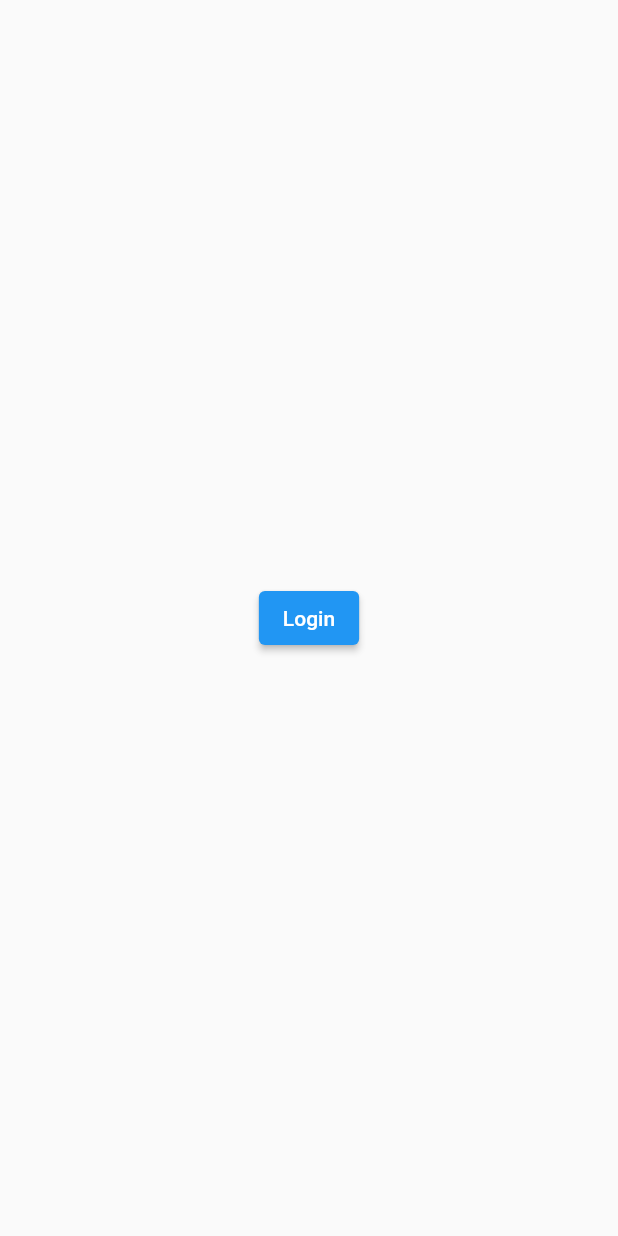
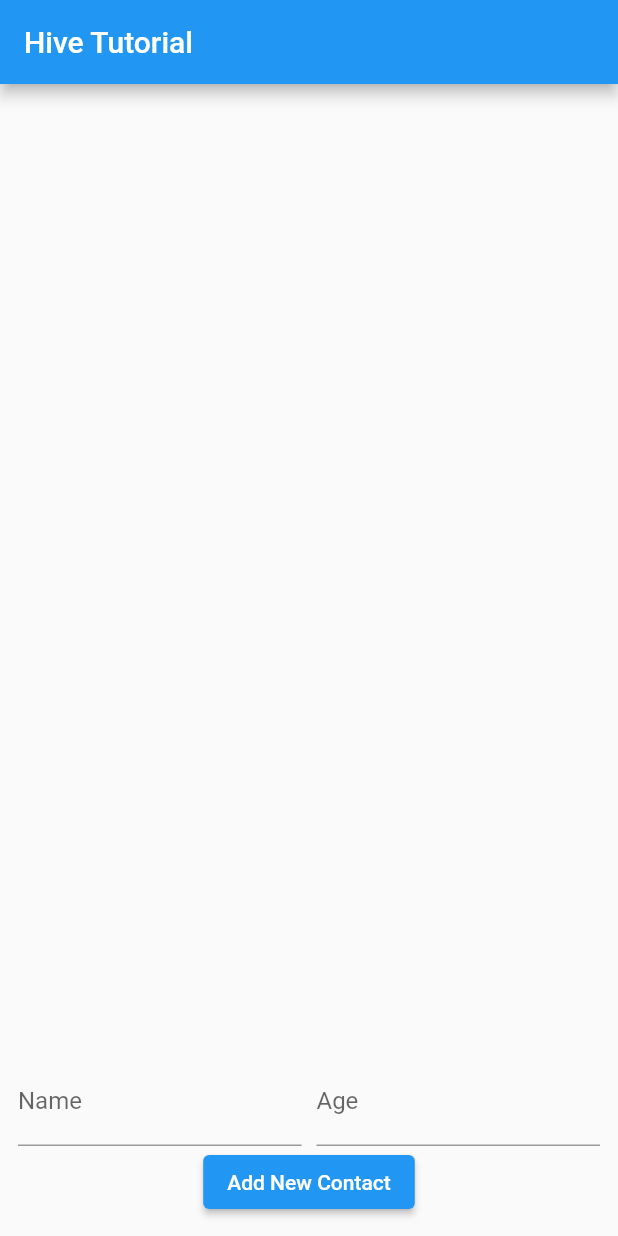
Before and after one commit to vutfiq01/reso_weather_states_builder, a Flutter app: the screen it shows after launch, on a phone screen of 412 x 824 dp. Run offline on Flutter 3.47's test engine with Material 2 defaults, Android fonts, the phone set to English and light mode, and no system bars; our stand-ins replace hive, hive_flutter, states_rebuilder; accounts and stored records are empty.

Commit message:
practiced hive nosql for crud in persistent and ram memory

```diff
--- /dev/null
+++ b/lib/data/model/contact.dart
@@ -0,0 +1,13 @@
+import 'package:hive/hive.dart';
+
+part 'contact.g.dart';
+
+@HiveType(typeId: 0)
+class Contact extends HiveObject {
+  @HiveField(0)
+  final String name;
+  @HiveField(1)
+  final int age;
+
+  Contact(this.name, this.age);
+}
--- a/lib/main.dart
+++ b/lib/main.dart
@@ -1,100 +1,162 @@
 import 'package:flutter/material.dart';
+import 'package:hive_flutter/adapters.dart';
+import 'package:reso_weather_states_builder/data/model/contact.dart';
 import 'package:reso_weather_states_builder/data/weather_repository.dart';
+import 'package:reso_weather_states_builder/pages/contact_page.dart';
 //import 'package:reso_weather_states_builder/pages/weather_search_page.dart';
 import 'package:reso_weather_states_builder/state/weather_store.dart';
-import 'package:shared_preferences/shared_preferences.dart';
+// import 'package:shared_preferences/shared_preferences.dart';
 import 'package:states_rebuilder/states_rebuilder.dart';
+import 'package:path_provider/path_provider.dart' as path_provider;
 
 final weatherStore =
     RM.inject<WeatherStore>(() => WeatherStore(FakeWeatherRepository()));
 
-void main() => runApp(const MyApp());
+void main() async {
+  WidgetsFlutterBinding.ensureInitialized();
+  final appDocumentDirectory =
+      await path_provider.getApplicationDocumentsDirectory();
+  Hive.init(appDocumentDirectory.path);
+  Hive.initFlutter('hive_db');
+  Hive.registerAdapter<Contact>(ContactAdapter());
+  runApp(const MyApp());
+}
 
-class MyApp extends StatelessWidget {
+class MyApp extends StatefulWidget {
   const MyApp({super.key});
 
   @override
-  Widget build(BuildContext context) {
-    return const MaterialApp(
-      title: 'Flutter Login Screen',
-      home: LoginScreen(),
-    );
-  }
+  State<MyApp> createState() => _MyAppState();
 }
 
-class LoginScreen extends StatefulWidget {
-  const LoginScreen({super.key});
-
+class _MyAppState extends State<MyApp> {
   @override
-  State<LoginScreen> createState() => _LoginScreenState();
-}
-
-class _LoginScreenState extends State<LoginScreen> {
-  bool _isLoggedIn = false;
-
-  void _checkLoginStatus() async {
-    SharedPreferences prefs = await SharedPreferences.getInstance();
-
-    bool isLoggedIn = prefs.getBool('is_logged_in') ?? false;
-
-    setState(() {
-      _isLoggedIn = isLoggedIn;
-    });
-  }
-
-  void _setLoginStatus(bool value) async {
-    SharedPreferences prefs = await SharedPreferences.getInstance();
-
-    await prefs.setBool('is_logged_in', value);
-
-    setState(() {
-      _isLoggedIn = value;
-    });
-  }
-
-  @override
-  void initState() {
-    super.initState();
-    _checkLoginStatus();
+  void dispose() {
+    Hive.box('contacts').compact();
+    Hive.close();
+    super.dispose();
   }
 
   @override
   Widget build(BuildContext context) {
-    return Scaffold(
-      body: Center(
-        child: _isLoggedIn ? const HomeScreen() : LoginButton(_setLoginStatus),
+    return MaterialApp(
+      debugShowCheckedModeBanner: false,
+      title: 'Hive Tutorial',
+      home: FutureBuilder(
+        future: Hive.openBox(
+          'contacts',
+          compactionStrategy: (
+            int totalEntries,
+            int numberOfDeletedEntries,
+          ) {
+            return numberOfDeletedEntries > 20;
+          },
+        ),
+        builder: (BuildContext context, AsyncSnapshot snapshot) {
+          if (snapshot.connectionState == ConnectionState.done) {
+            if (snapshot.hasError) {
+              return Text(snapshot.error.toString());
+            } else {
+              return const ContactPage();
+            }
+          } else {
+            return const Scaffold(
+              body: Center(child: CircularProgressIndicator()),
+            );
+          }
+        },
       ),
     );
   }
 }
 
-class LoginButton extends StatelessWidget {
-  final Function(bool) setLoginStatus;
 
-  const LoginButton(this.setLoginStatus, {super.key});
 
-  @override
-  Widget build(BuildContext context) {
-    return ElevatedButton(
-      onPressed: () {
-        setLoginStatus(true);
-      },
-      child: const Text('Login'),
-    );
-  }
-}
+// class MyApp extends StatelessWidget {
+//   const MyApp({super.key});
 
-class HomeScreen extends StatelessWidget {
-  const HomeScreen({super.key});
+//   @override
+//   Widget build(BuildContext context) {
+//     return const MaterialApp(
+//       title: 'Flutter Login Screen',
+//       home: LoginScreen(),
+//     );
+//   }
+// }
 
-  @override
-  Widget build(BuildContext context) {
-    return const Text(
-      'Welcome to the home screen',
-      style: TextStyle(fontSize: 24),
-    );
-  }
-}
+// class LoginScreen extends StatefulWidget {
+//   const LoginScreen({super.key});
+
+//   @override
+//   State<LoginScreen> createState() => _LoginScreenState();
+// }
+
+// class _LoginScreenState extends State<LoginScreen> {
+//   bool _isLoggedIn = false;
+
+//   void _checkLoginStatus() async {
+//     SharedPreferences prefs = await SharedPreferences.getInstance();
+
+//     bool isLoggedIn = prefs.getBool('is_logged_in') ?? false;
+
+//     setState(() {
+//       _isLoggedIn = isLoggedIn;
+//     });
+//   }
+
+//   void _setLoginStatus(bool value) async {
+//     SharedPreferences prefs = await SharedPreferences.getInstance();
+
+//     await prefs.setBool('is_logged_in', value);
+
+//     setState(() {
+//       _isLoggedIn = value;
+//     });
+//   }
+
+//   @override
+//   void initState() {
+//     super.initState();
+//     _checkLoginStatus();
+//   }
+
+//   @override
+//   Widget build(BuildContext context) {
+//     return Scaffold(
+//       body: Center(
+//         child: _isLoggedIn ? const HomeScreen() : LoginButton(_setLoginStatus),
+//       ),
+//     );
+//   }
+// }
+
+// class LoginButton extends StatelessWidget {
+//   final Function(bool) setLoginStatus;
+
+//   const LoginButton(this.setLoginStatus, {super.key});
+
+//   @override
+//   Widget build(BuildContext context) {
+//     return ElevatedButton(
+//       onPressed: () {
+//         setLoginStatus(true);
+//       },
+//       child: const Text('Login'),
+//     );
+//   }
+// }
+
+// class HomeScreen extends StatelessWidget {
+//   const HomeScreen({super.key});
+
+//   @override
+//   Widget build(BuildContext context) {
+//     return const Text(
+//       'Welcome to the home screen',
+//       style: TextStyle(fontSize: 24),
+//     );
+//   }
+// }
 
 
 
--- /dev/null
+++ b/lib/pages/contact_page.dart
@@ -0,0 +1,64 @@
+import 'package:flutter/material.dart';
+import 'package:hive_flutter/hive_flutter.dart';
+import 'package:reso_weather_states_builder/data/model/contact.dart';
+import 'package:reso_weather_states_builder/pages/new_contact_form.dart';
+
+class ContactPage extends StatelessWidget {
+  const ContactPage({super.key});
+
+  @override
+  Widget build(BuildContext context) {
+    return Scaffold(
+        appBar: AppBar(
+          title: const Text('Hive Tutorial'),
+        ),
+        body: Padding(
+          padding: const EdgeInsets.all(12.0),
+          child: Column(
+            children: <Widget>[
+              Expanded(child: _buildListView()),
+              const NewContactForm(),
+            ],
+          ),
+        ));
+  }
+
+  Widget _buildListView() {
+    return ValueListenableBuilder(
+      valueListenable: Hive.box('contacts').listenable(),
+      builder: (context, contactsBox, _) {
+        return ListView.builder(
+          itemCount: contactsBox.length,
+          itemBuilder: (context, index) {
+            final contact = contactsBox.getAt(index) as Contact;
+
+            return ListTile(
+              title: Text(contact.name),
+              subtitle: Text(contact.age.toString()),
+              trailing: Row(
+                mainAxisSize: MainAxisSize.min,
+                children: <Widget>[
+                  IconButton(
+                    icon: const Icon(Icons.refresh),
+                    onPressed: () {
+                      contactsBox.putAt(
+                        index,
+                        Contact('${contact.name}*', contact.age + 1),
+                      );
+                    },
+                  ),
+                  IconButton(
+                    icon: const Icon(Icons.delete),
+                    onPressed: () {
+                      contactsBox.deleteAt(index);
+                    },
+                  )
+                ],
+              ),
+            );
+          },
+        );
+      },
+    );
+  }
+}
--- /dev/null
+++ b/lib/pages/new_contact_form.dart
@@ -0,0 +1,84 @@
+import 'package:flutter/material.dart';
+import 'package:hive/hive.dart';
+import 'package:reso_weather_states_builder/data/model/contact.dart';
+
+class NewContactForm extends StatefulWidget {
+  const NewContactForm({super.key});
+
+  @override
+  State<NewContactForm> createState() => _NewContactFormState();
+}
+
+class _NewContactFormState extends State<NewContactForm> {
+  final _formKey = GlobalKey<FormState>();
+
+  late String _name;
+  late String _age;
+
+  late final TextEditingController nameTextController;
+  late final TextEditingController ageTextController;
+
+  void addContact(Contact contact) {
+    final contactBox = Hive.box('contacts');
+    contactBox.add(contact);
+  }
+
+  @override
+  void initState() {
+    nameTextController = TextEditingController();
+    ageTextController = TextEditingController();
+    super.initState();
+  }
+
+  @override
+  void dispose() {
+    nameTextController.dispose();
+    ageTextController.dispose();
+    super.dispose();
+  }
+
+  @override
+  Widget build(BuildContext context) {
+    return Form(
+      key: _formKey,
+      child: Column(
+        children: <Widget>[
+          Row(
+            children: <Widget>[
+              Expanded(
+                child: TextFormField(
+                  controller: nameTextController,
+                  decoration: const InputDecoration(labelText: 'Name'),
+                  onSaved: (value) {
+                    _name = value!;
+                    nameTextController.clear();
+                  },
+                ),
+              ),
+              const SizedBox(width: 10),
+              Expanded(
+                child: TextFormField(
+                  controller: ageTextController,
+                  decoration: const InputDecoration(labelText: 'Age'),
+                  keyboardType: TextInputType.number,
+                  onSaved: (value) {
+                    _age = value!;
+                    ageTextController.clear();
+                  },
+                ),
+              ),
+            ],
+          ),
+          ElevatedButton(
+            child: const Text('Add New Contact'),
+            onPressed: () {
+              _formKey.currentState!.save();
+              final newContact = Contact(_name, int.parse(_age));
+              addContact(newContact);
+            },
+          ),
+        ],
+      ),
+    );
+  }
+}
--- a/pubspec.yaml
+++ b/pubspec.yaml
@@ -12,12 +12,17 @@ environment:
 dependencies:
   flutter:
     sdk: flutter
+  hive: ^2.2.3
+  hive_flutter: ^1.1.0
+  path_provider: ^2.1.1
   shared_preferences: ^2.2.2
   states_rebuilder: ^6.3.0
 
 dev_dependencies:
   flutter_test:
     sdk: flutter
+  hive_generator: ^2.0.1
+  build_runner:
 
   flutter_lints: ^2.0.0
 
```
Also changed, not shown: lib/data/model/contact.g.dart (added), pubspec.lock, 1 other file.
